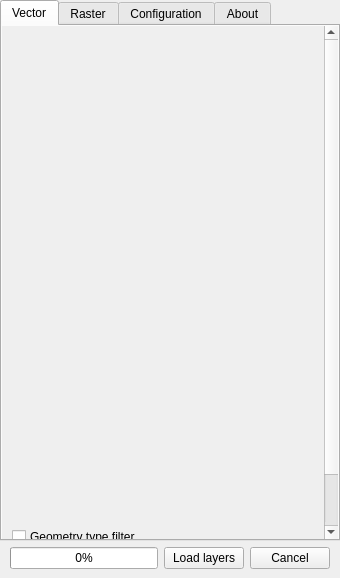
First picture: the form in ui/Ui_DockWidget.ui, repository gacarrillor/loadthemall, before the edit.
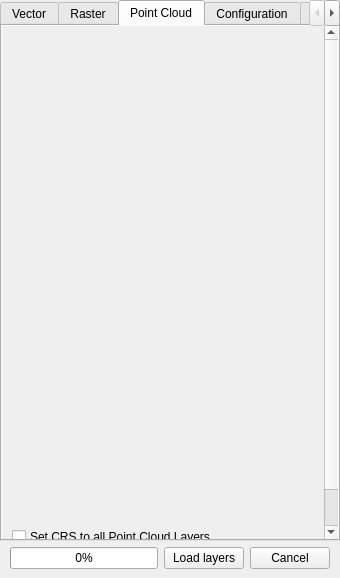
Second picture: the form after the edit. The open tabs and pages were chosen to show the change. Icons and pictures are not drawn. Custom widgets are drawn as their Qt base class.

Commit message: add point cloud tab

```diff
--- a/ui/Ui_DockWidget.ui
+++ b/ui/Ui_DockWidget.ui
@@ -269,6 +269,92 @@
         </item>
        </layout>
       </widget>
+      <widget class="QWidget" name="tabPointCloud">
+       <attribute name="title">
+        <string>Point Cloud</string>
+       </attribute>
+       <layout class="QVBoxLayout" name="verticalLayout_5">
+        <property name="leftMargin">
+         <number>0</number>
+        </property>
+        <property name="topMargin">
+         <number>0</number>
+        </property>
+        <property name="rightMargin">
+         <number>0</number>
+        </property>
+        <property name="bottomMargin">
+         <number>0</number>
+        </property>
+        <item>
+         <widget class="QScrollArea" name="scrollArea_2">
+          <property name="frameShape">
+           <enum>QFrame::NoFrame</enum>
+          </property>
+          <property name="horizontalScrollBarPolicy">
+           <enum>Qt::ScrollBarAlwaysOff</enum>
+          </property>
+          <property name="widgetResizable">
+           <bool>true</bool>
+          </property>
+          <widget class="QWidget" name="scrollAreaWidgetContents_4">
+           <property name="geometry">
+            <rect>
+             <x>0</x>
+             <y>-101</y>
+             <width>323</width>
+             <height>574</height>
+            </rect>
+           </property>
+           <layout class="QGridLayout" name="gridLayout_11">
+            <item row="0" column="0">
+             <widget class="QStackedWidget" name="stackedWidgetPointCloud">
+              <property name="minimumSize">
+               <size>
+                <width>0</width>
+                <height>488</height>
+               </size>
+              </property>
+              <widget class="QWidget" name="page_7"/>
+              <widget class="QWidget" name="page_8"/>
+             </widget>
+            </item>
+            <item row="1" column="0">
+             <widget class="QGroupBox" name="groupBoxPointCloudsCrs">
+              <property name="enabled">
+               <bool>true</bool>
+              </property>
+              <property name="title">
+               <string>Set CRS to all Point Cloud Layers</string>
+              </property>
+              <property name="checkable">
+               <bool>true</bool>
+              </property>
+              <property name="checked">
+               <bool>false</bool>
+              </property>
+              <layout class="QGridLayout" name="gridLayout_10">
+               <property name="leftMargin">
+                <number>10</number>
+               </property>
+               <property name="topMargin">
+                <number>9</number>
+               </property>
+               <property name="bottomMargin">
+                <number>9</number>
+               </property>
+               <item row="0" column="0">
+                <widget class="QgsProjectionSelectionWidget" name="pointCloudCrs"/>
+               </item>
+              </layout>
+             </widget>
+            </item>
+           </layout>
+          </widget>
+         </widget>
+        </item>
+       </layout>
+      </widget>
       <widget class="QWidget" name="tabConfiguration">
        <property name="sizePolicy">
         <sizepolicy hsizetype="Expanding" vsizetype="Expanding">
@@ -1102,5 +1188,12 @@
    </layout>
   </widget>
  </widget>
+ <customwidgets>
+  <customwidget>
+   <class>QgsProjectionSelectionWidget</class>
+   <extends>QWidget</extends>
+   <header>qgsprojectionselectionwidget.h</header>
+  </customwidget>
+ </customwidgets>
  <connections/>
 </ui>
```
